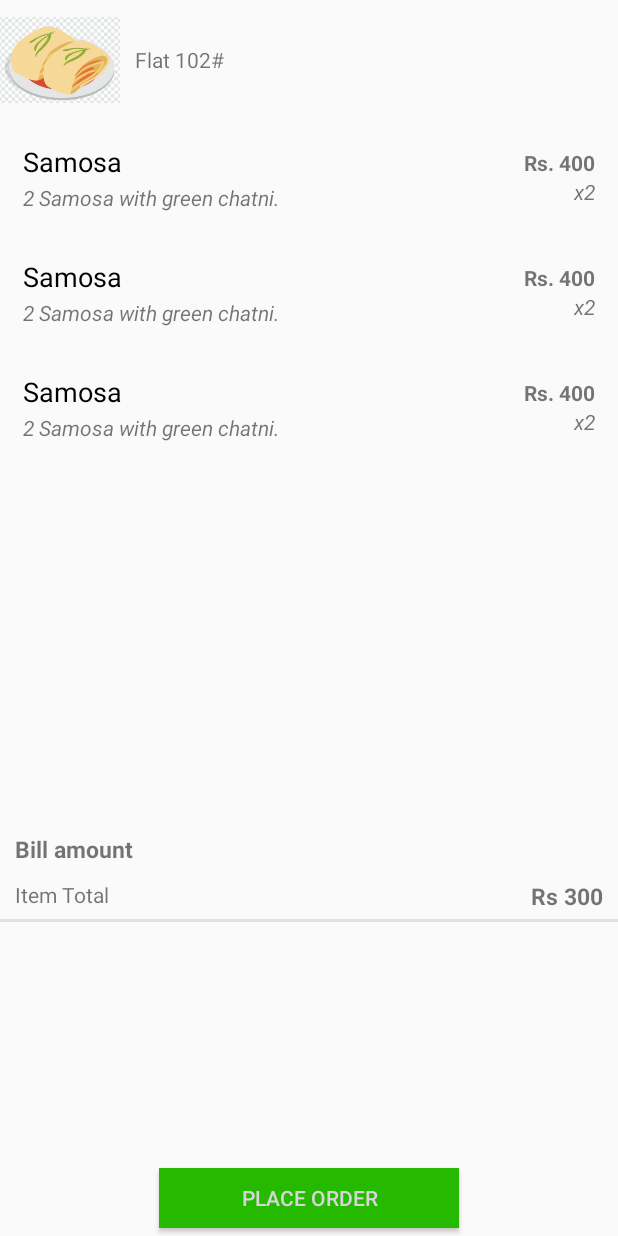
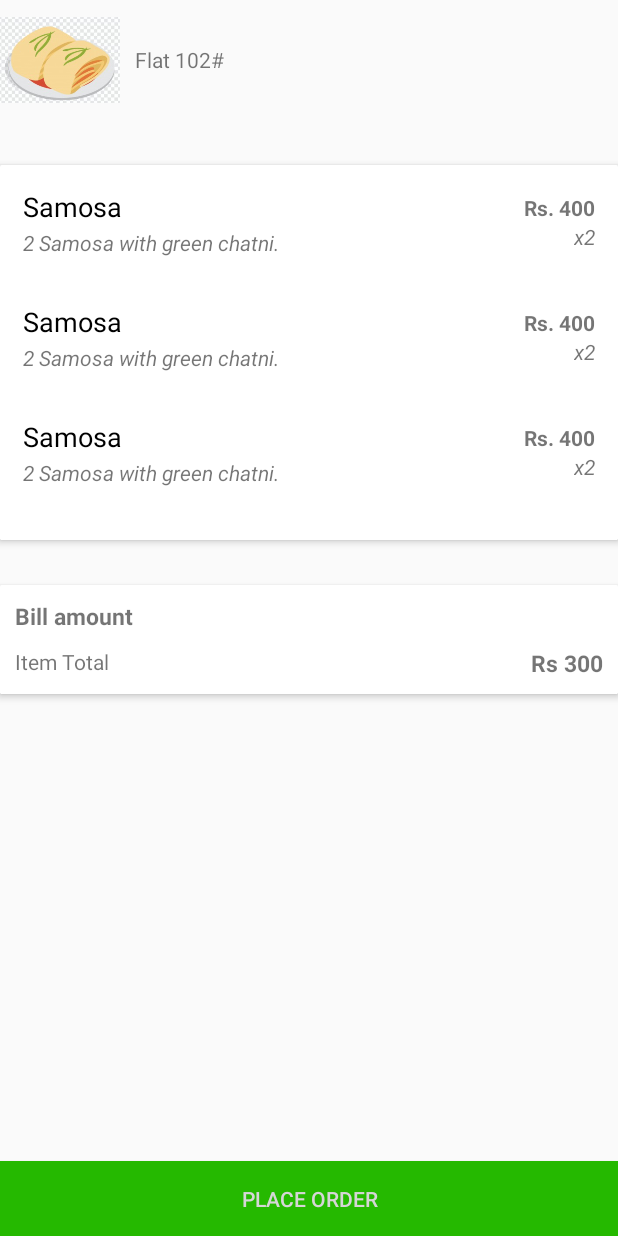
Before and after one commit to MITIN33/NeighbourFoodAndroid, an Android app: the layout content_order_summary.xml on its own in the app's theme, with its tools: preview values and no code run, on a phone screen of 412 x 824 dp. Run offline under Robolectric (Android 15) with nearby library versions, the phone set to English and light mode, and no system bars; network calls fail; Roboto replaces fonts that are not available here.

```diff
--- a/app/build.gradle
+++ b/app/build.gradle
@@ -24,14 +24,15 @@ android {
 
 dependencies {
     implementation fileTree(dir: 'libs', include: ['*.jar'])
-    implementation 'com.android.support:appcompat-v7:28.0.0-rc01'
+    implementation 'com.android.support:appcompat-v7:28.0.0-rc02'
     implementation 'com.android.support:support-v4:28.0.0-rc01'
+    implementation 'com.android.support:cardview-v7:28.0.0-rc02'
     implementation 'com.android.support:design:28.0.0-rc01'
     implementation 'com.android.support.constraint:constraint-layout:1.1.2'
     implementation 'com.google.firebase:firebase-auth:11.6.0'
     implementation 'com.facebook.android:facebook-login:[4,5)'
     implementation 'com.google.code.gson:gson:2.8.2'
-    implementation 'com.android.support:recyclerview-v7:28.0.0-rc01'
+    implementation 'com.android.support:recyclerview-v7:28.0.0-rc02'
     testImplementation 'junit:junit:4.12'
     implementation 'com.android.volley:volley:1.1.1'
     implementation(
--- a/app/src/main/java/com/start/neighbourfood/fragments/FoodListFragment.java
+++ b/app/src/main/java/com/start/neighbourfood/fragments/FoodListFragment.java
@@ -106,7 +106,8 @@ public class FoodListFragment extends BaseFragment implements TaskHandler, Elega
                         return;
                     }
                     saveOrderItems(orderItems);
-                    startActivity(i);
+                    getActivity().startActivity(i);
+                    //getActivity().finish();
                 }
             });
 
--- a/app/src/main/java/com/start/neighbourfood/models/ServiceConstants.java
+++ b/app/src/main/java/com/start/neighbourfood/models/ServiceConstants.java
@@ -9,4 +9,5 @@ public class ServiceConstants {
     public static final String apartmentApiPath = "/apartment";
     public static final String selleritemApiPath = "/selleritem";
     public static final String userDetail = "userInfo";
+    public static final String orderApiPath = "/order";
 }
--- a/app/src/main/java/com/start/neighbourfood/services/ServiceManager.java
+++ b/app/src/main/java/com/start/neighbourfood/services/ServiceManager.java
@@ -157,6 +157,11 @@ public class ServiceManager {
         createGetRequest(taskHandler, url);
     }
 
+    public void placeOrder(JSONObject jsonObject, final TaskHandler taskHandler) {
+        String url = getFullUrl(ServiceConstants.orderApiPath);
+        createPostRequest(taskHandler, url, jsonObject);
+    }
+
     private String getValue(JSONObject object, String key) {
         try {
             return object.getString(key);
--- a/app/src/main/res/layout/content_order_summary.xml
+++ b/app/src/main/res/layout/content_order_summary.xml
@@ -9,14 +9,15 @@
     tools:showIn="@layout/activity_order_summary">
 
 
-    <LinearLayout
+    <RelativeLayout
         android:layout_width="match_parent"
-        android:layout_height="match_parent"
-        android:orientation="vertical">
+        android:layout_height="match_parent">
 
         <RelativeLayout
+            android:id="@+id/icon_layout"
             android:layout_width="wrap_content"
-            android:layout_height="wrap_content">
+            android:layout_height="wrap_content"
+            android:orientation="horizontal">
 
             <ImageView
                 android:id="@+id/hoodIcon"
@@ -34,10 +35,19 @@
 
         </RelativeLayout>
 
-        <LinearLayout
+        <android.support.v7.widget.CardView
             android:id="@+id/itemDetailLayout"
             android:layout_width="match_parent"
             android:layout_height="wrap_content"
+            android:layout_below="@+id/icon_layout"
+            android:layout_marginTop="30dp"
+            android:elevation="3dp"
+            app:cardCornerRadius="1dp"
+            app:cardElevation="3dp">
+
+            <LinearLayout
+                android:layout_width="match_parent"
+                android:layout_height="250dp"
                 android:orientation="vertical">
 
                 <android.support.v7.widget.RecyclerView
@@ -51,23 +61,33 @@
 
             </LinearLayout>
 
+        </android.support.v7.widget.CardView>
+
+        <android.support.v7.widget.CardView
+            android:id="@+id/card_view_2"
+            android:layout_width="match_parent"
+            android:layout_height="wrap_content"
+            android:layout_below="@+id/itemDetailLayout"
+            android:layout_marginTop="30dp"
+            android:elevation="13dp"
+            app:cardCornerRadius="1dp"
+            app:cardElevation="3dp">
 
             <RelativeLayout
                 android:layout_width="match_parent"
-            android:layout_height="match_parent"
-            android:layout_marginTop="20dp">
+                android:layout_height="match_parent">
 
                 <LinearLayout
                     android:id="@+id/billDetailLayout"
                     android:layout_width="match_parent"
                     android:layout_height="wrap_content"
-                android:layout_centerVertical="true"
                     android:orientation="vertical">
 
                     <TextView
                         android:layout_width="wrap_content"
                         android:layout_height="wrap_content"
                         android:layout_marginLeft="10dp"
+                        android:layout_marginTop="10dp"
                         android:text="Bill amount"
                         android:textSize="15sp"
                         android:textStyle="bold" />
@@ -95,26 +115,19 @@
 
                 </LinearLayout>
 
-            <TextView
-                android:layout_width="match_parent"
-                android:layout_height="2dp"
-                android:layout_alignBottom="@id/billDetailLayout"
-                android:layout_marginBottom="3dp"
-                android:background="@drawable/background_border" />
+            </RelativeLayout>
+        </android.support.v7.widget.CardView>
 
         <Button
             android:id="@+id/placeOrderBtn"
-                android:layout_width="200dp"
-                android:layout_height="40dp"
+            android:layout_width="match_parent"
+            android:layout_height="50dp"
             android:layout_alignParentBottom="true"
+            android:layout_alignParentEnd="true"
             android:layout_centerHorizontal="true"
-                android:layout_marginBottom="5dp"
             android:background="@drawable/ripple"
             android:text="Place Order"
             android:textColor="@color/white" />
 
     </RelativeLayout>
-
-
-    </LinearLayout>
 </android.support.constraint.ConstraintLayout>
--- a/app/src/main/res/values/strings.xml
+++ b/app/src/main/res/values/strings.xml
@@ -132,4 +132,5 @@
     <string name="goToCart">Go To Cart</string>
     <string name="title_activity_order_summary">Order Summary</string>
     <string name="foodDescription">Describe your food</string>
+    <string name="title_activity_order_track">Order Track</string>
 </resources>
```
Also changed, not shown: app/src/main/AndroidManifest.xml (+9 -0 lines), app/src/main/java/com/start/neighbourfood/fragments/SellerFoodFragment.java (+12 -4 lines), app/src/main/java/com/start/neighbourfood/models/OrderDetail.java (added, +75 -0 lines), app/src/main/java/com/start/neighbourfood/pages/HomeActivity.java (+6 -1 lines), app/src/main/java/com/start/neighbourfood/pages/OrderSummaryActivity.java (+65 -0 lines), app/src/main/java/com/start/neighbourfood/pages/OrderTrackActivity.java (added, +20 -0 lines), app/src/main/res/layout/activity_order_track.xml (added, +23 -0 lines), app/src/main/res/layout/content_order_track.xml (added, +11 -0 lines). Lines whose indentation alone changed are shown as unchanged.
